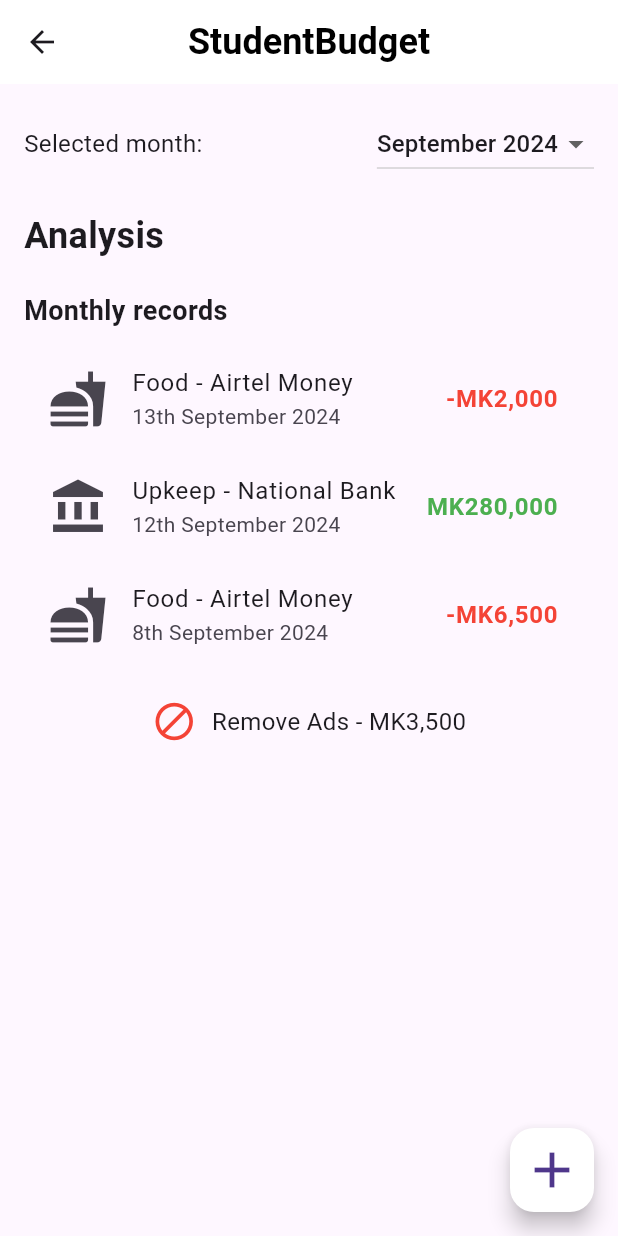
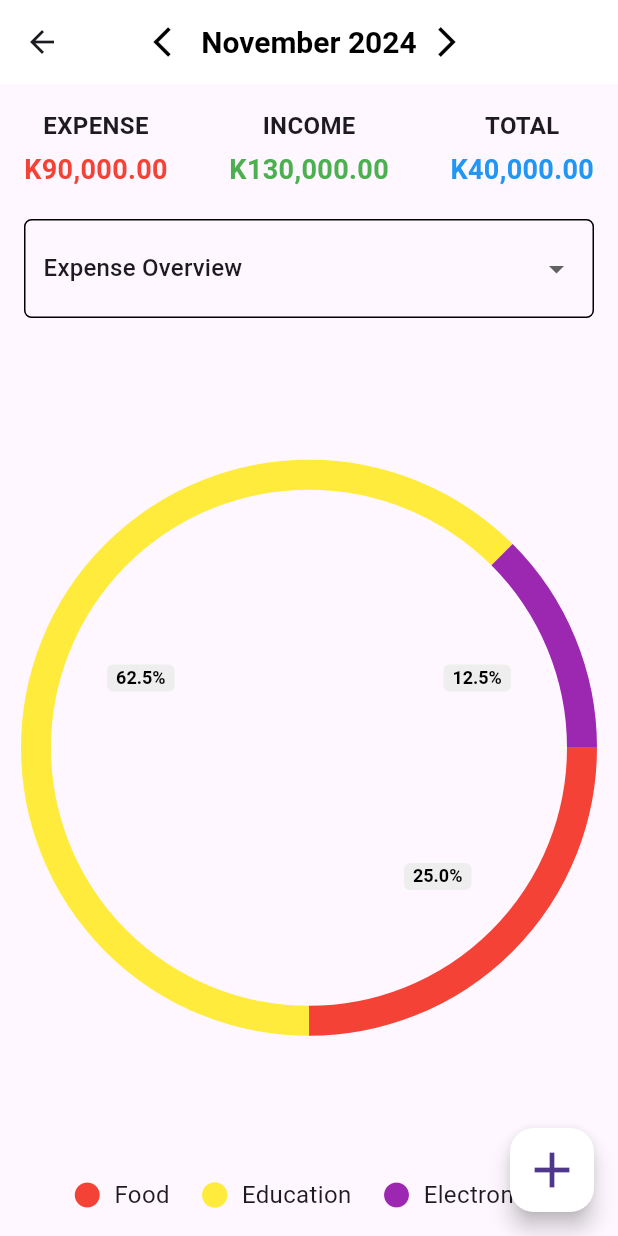
Before and after one commit to bsc-com-31-20/MobileAppDev, a Flutter app: the AnalysisPage screen opened directly, on a phone screen of 412 x 824 dp. Run offline on Flutter 3.47's test engine with Material 3 defaults, Android fonts, the phone set to English and light mode, and no system bars; drawn by our look-alikes of pie_chart; our stand-ins replace cached_network_image, font_awesome_flutter, google_fonts, image_picker, supabase_flutter; missing offline and left inert: image_picker_platform_interface; accounts and stored records are empty.

Commit message:
Adding functionalities to the analysis page

```diff
--- a/lib/pages/analysis_page.dart
+++ b/lib/pages/analysis_page.dart
@@ -1,5 +1,6 @@
 import 'package:flutter/material.dart';
 import 'add_entry_page.dart';
+import 'package:pie_chart/pie_chart.dart';
 
 class AnalysisPage extends StatefulWidget {
   const AnalysisPage({super.key});
@@ -9,31 +10,39 @@ class AnalysisPage extends StatefulWidget {
 }
 
 class _AnalysisPageState extends State<AnalysisPage> {
-  String _selectedMonth = 'September 2024';
+  String _selectedMonth = 'November 2024';
+  String _overviewType = 'Expense Overview';
 
-  final List<Map<String, dynamic>> _records = [
-    {
-      'icon': Icons.fastfood,
-      'label': 'Food - Airtel Money',
-      'date': '13th September 2024',
-      'amount': '-MK2,000',
-      'color': Colors.red
-    },
-    {
-      'icon': Icons.account_balance,
-      'label': 'Upkeep - National Bank',
-      'date': '12th September 2024',
-      'amount': 'MK280,000',
-      'color': Colors.green
-    },
-    {
-      'icon': Icons.fastfood,
-      'label': 'Food - Airtel Money',
-      'date': '8th September 2024',
-      'amount': '-MK6,500',
-      'color': Colors.red
-    },
+  // List of expenses
+  final List<Map<String, dynamic>> _expenses = [
+    {"category": "Food", "amount": 20000.0},
+    {"category": "Education", "amount": 50000.0},
+    {"category": "Electronics", "amount": 10000.0},
   ];
+
+  // Expense data for pie chart
+  Map<String, double> _expenseData = {};
+
+  @override
+  void initState() {
+    super.initState();
+    _calculateExpenseData();
+  }
+
+  // Method to calculate expense data for pie chart
+  void _calculateExpenseData() {
+    Map<String, double> data = {};
+
+    for (var expense in _expenses) {
+      String category = expense["category"];
+      double amount = expense["amount"];
+      data[category] = (data[category] ?? 0) + amount;
+    }
+
+    setState(() {
+      _expenseData = data;
+    });
+  }
 
   @override
   Widget build(BuildContext context) {
@@ -42,104 +51,99 @@ class _AnalysisPageState extends State<AnalysisPage> {
         backgroundColor: Colors.white,
         elevation: 0,
         centerTitle: true,
-        title: const Text(
-          'StudentBudget',
-          style: TextStyle(
+        title: Row(
+          mainAxisSize: MainAxisSize.min,
+          children: [
+            Icon(Icons.arrow_back_ios, color: Colors.black),
+            const SizedBox(width: 8),
+            Text(
+              _selectedMonth,
+              style: const TextStyle(
                 color: Colors.black,
                 fontWeight: FontWeight.bold,
-            fontSize: 24,
+                fontSize: 20,
               ),
+            ),
+            const SizedBox(width: 8),
+            Icon(Icons.arrow_forward_ios, color: Colors.black),
+          ],
         ),
       ),
       body: Padding(
         padding: const EdgeInsets.all(16.0),
-        child: SingleChildScrollView(
         child: Column(
-            crossAxisAlignment: CrossAxisAlignment.start,
+          crossAxisAlignment: CrossAxisAlignment.stretch,
           children: [
+            // Header Row with Expense, Income, and Total
             Row(
               mainAxisAlignment: MainAxisAlignment.spaceBetween,
               children: [
-                  const Text(
-                    'Selected month:',
-                    style: TextStyle(fontSize: 16),
-                  ),
-                  DropdownButton<String>(
-                    value: _selectedMonth,
-                    items: const <String>[
-                      'September 2024',
-                      'October 2024',
-                      'November 2024'
-                    ].map<DropdownMenuItem<String>>((String value) {
-                      return DropdownMenuItem<String>(
-                        value: value,
-                        child: Text(value),
-                      );
-                    }).toList(),
-                    onChanged: (String? newValue) {
-                      setState(() {
-                        _selectedMonth = newValue!;
-                      });
-                    },
-                  ),
+                _buildStatColumn('EXPENSE', 'K90,000.00', Colors.red),
+                _buildStatColumn('INCOME', 'K130,000.00', Colors.green),
+                _buildStatColumn('TOTAL', 'K40,000.00', Colors.blue),
               ],
             ),
             const SizedBox(height: 20),
 
-              const Text(
-                'Analysis',
-                style: TextStyle(
-                  fontSize: 24,
-                  fontWeight: FontWeight.bold,
+            // Dropdown for Expense/Income Overview with border
+            Container(
+              decoration: BoxDecoration(
+                border: Border.all(color: Colors.black, width: 1),
+                borderRadius: BorderRadius.circular(5),
+              ),
+              padding: const EdgeInsets.symmetric(horizontal: 12, vertical: 8),
+              child: DropdownButton<String>(
+                value: _overviewType,
+                isExpanded: true,
+                underline: SizedBox(),
+                items: const [
+                  DropdownMenuItem(
+                      value: 'Expense Overview',
+                      child: Text('Expense Overview')),
+                  DropdownMenuItem(
+                      value: 'Income Overview', child: Text('Income Overview')),
+                ],
+                onChanged: (String? newValue) {
+                  setState(() {
+                    _overviewType = newValue!;
+                  });
+                },
               ),
             ),
             const SizedBox(height: 20),
 
-              const Text(
-                'Monthly records',
-                style: TextStyle(
-                  fontSize: 18,
-                  fontWeight: FontWeight.bold,
+            // Dynamic Pie Chart
+            Expanded(
+              child: Center(
+                child: PieChart(
+                  dataMap: _expenseData,
+                  animationDuration: const Duration(milliseconds: 800),
+                  chartType: ChartType.ring,
+                  colorList: [Colors.red, Colors.yellow, Colors.purple],
+                  chartValuesOptions: const ChartValuesOptions(
+                    showChartValuesInPercentage: true,
+                    showChartValuesOutside: false,
+                  ),
+                  legendOptions: const LegendOptions(
+                    showLegends: false,
                   ),
                 ),
-              const SizedBox(height: 10),
-
-              Column(
-                children: _records.map((record) {
-                  return ListTile(
-                    leading: Icon(record['icon'], size: 40),
-                    title: Text(
-                      record['label'],
-                      style: const TextStyle(fontSize: 16),
               ),
-                    subtitle: Text(
-                      record['date'],
-                      style: const TextStyle(fontSize: 14),
-                    ),
-                    trailing: Text(
-                      record['amount'],
-                      style: TextStyle(
-                        fontSize: 16,
-                        color: record['color'],
-                        fontWeight: FontWeight.bold,
-                      ),
-                    ),
-                  );
-                }).toList(),
             ),
             const SizedBox(height: 20),
 
-              // Remove Ads Section
-              const Row(
+            // Legend for Pie Chart Categories
+            Row(
               mainAxisAlignment: MainAxisAlignment.center,
               children: [
-                  Icon(Icons.block, size: 30, color: Colors.red),
-                  SizedBox(width: 10),
-                  Text('Remove Ads - MK3,500', style: TextStyle(fontSize: 16)),
+                _buildLegendItem(Icons.circle, 'Food', Colors.red),
+                const SizedBox(width: 20),
+                _buildLegendItem(Icons.circle, 'Education', Colors.yellow),
+                const SizedBox(width: 20),
+                _buildLegendItem(Icons.circle, 'Electronics', Colors.purple),
               ],
             ),
           ],
-          ),
         ),
       ),
       floatingActionButton: FloatingActionButton(
@@ -147,11 +151,27 @@ class _AnalysisPageState extends State<AnalysisPage> {
           Navigator.push(
             context,
             MaterialPageRoute(builder: (context) => AddEntryPage()),
-          );
+          ).then((value) {
+            // Optionally, recalculate the data if a new entry is added
+            _calculateExpenseData();
+          });
         },
         backgroundColor: Colors.white,
         child: const Icon(Icons.add, size: 40),
       ),
+    );
+  }
+
+  Widget _buildStatColumn(String label, String value, Color color) {
+    return Column(
+      children: [
+        Text(label,
+            style: const TextStyle(fontSize: 16, fontWeight: FontWeight.bold)),
+        const SizedBox(height: 5),
+        Text(value,
+            style: TextStyle(
+                fontSize: 18, color: color, fontWeight: FontWeight.bold)),
+      ],
     );
   }
 
--- a/pubspec.yaml
+++ b/pubspec.yaml
@@ -13,6 +13,7 @@ dependencies:
   smooth_page_indicator: ^1.0.0+2
   flutter_svg: ^2.0.10+1
   provider: ^6.0.0
+  pie_chart: ^5.4.0
 
   google_fonts: ^6.2.1
   font_awesome_flutter: ^10.4.0
```
Also changed, not shown: pubspec.lock. Lines whose indentation alone changed are shown as unchanged.
